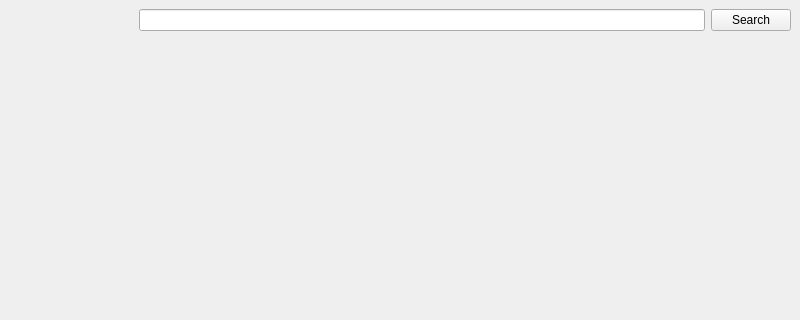
This is nated/BANWatch_Application/mainwindow.ui in mcclaire02/senior_design_turnin as Qt 5 draws it before an edit; both pictures show x 0 to 800 and y 0 to 320 of the 800 by 600 pixel window. The edited form follows.
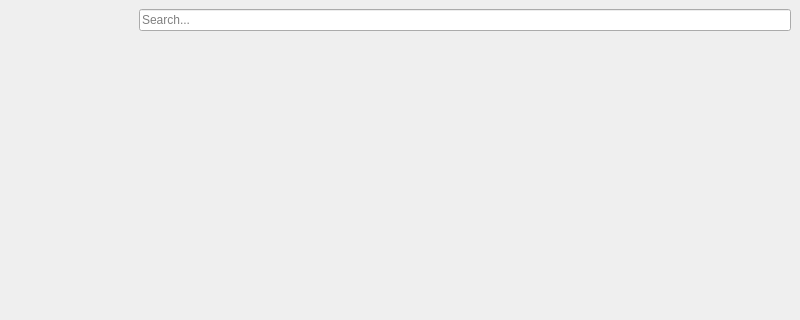
This is the edited form.

What changed in the file:
```diff
--- a/nated/BANWatch_Application/mainwindow.ui
+++ b/nated/BANWatch_Application/mainwindow.ui
@@ -26,12 +26,9 @@
          <number>6</number>
         </property>
         <item>
-         <widget class="QLineEdit" name="lineEdit"/>
-        </item>
-        <item>
-         <widget class="QPushButton" name="searchButton">
-          <property name="text">
-           <string>Search</string>
+         <widget class="QLineEdit" name="lineEdit">
+          <property name="placeholderText">
+           <string>Search...</string>
           </property>
          </widget>
         </item>
```
